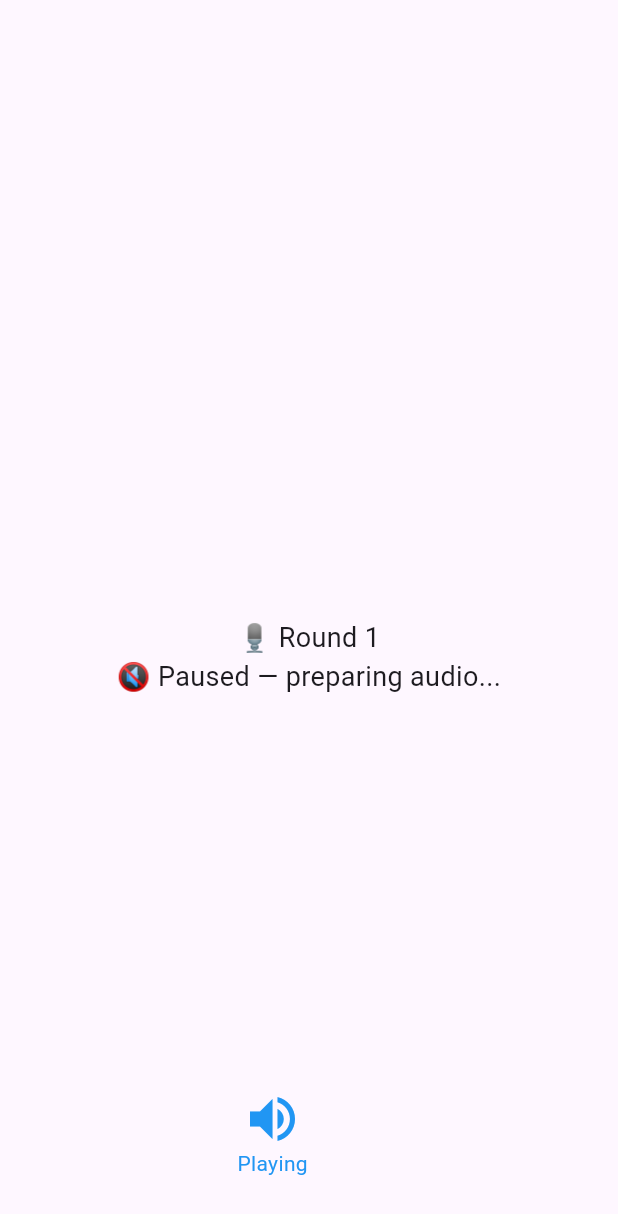
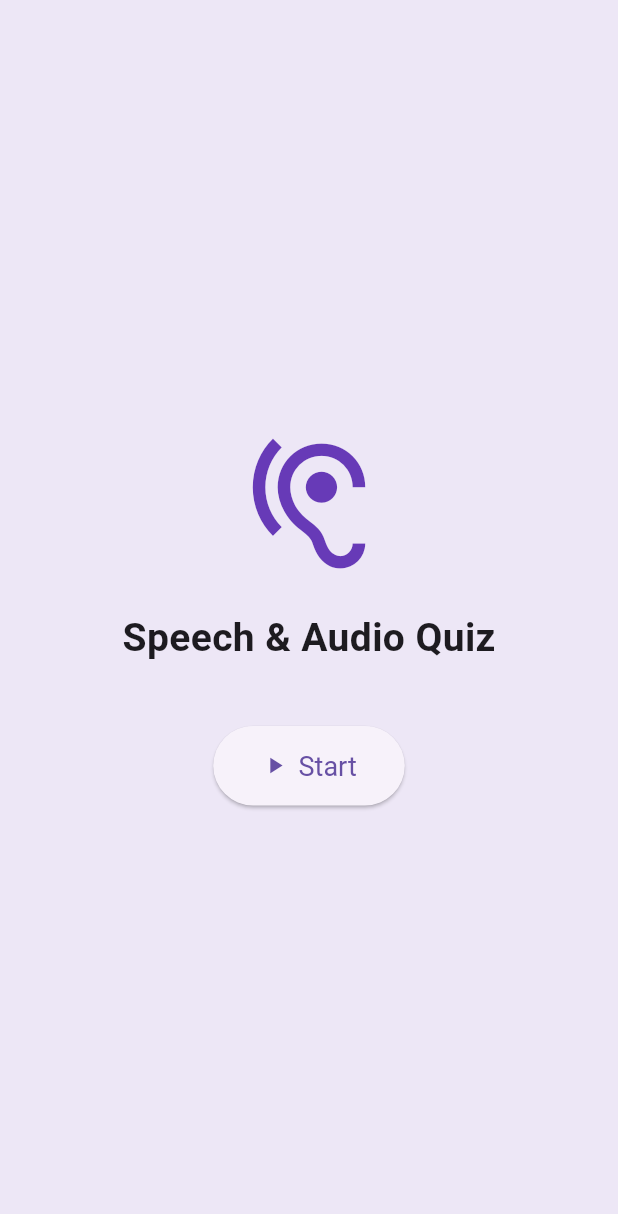
Before and after one commit to mihirm05/automatic_mic_test, a Flutter app: the screen it shows after launch, on a phone screen of 412 x 824 dp. Shown: the top 1214 px of the screen. Run offline on Flutter 3.47's test engine with Material 3 defaults, Android fonts, the phone set to English and light mode, and no system bars; our stand-ins replace audioplayers, speech_to_text.

Commit message:
added a launch button to force user interaction and avoid browser multimedia autoplay feature activation

```diff
--- a/lib/main.dart
+++ b/lib/main.dart
@@ -2,7 +2,47 @@ import 'package:flutter/material.dart';
 import 'package:speech_to_text/speech_to_text.dart' as stt;
 import 'package:audioplayers/audioplayers.dart';
 
-void main() => runApp(MaterialApp(home: MicAndTextApp()));
+void main() => runApp(MaterialApp(
+      debugShowCheckedModeBanner: false,
+      home: LaunchPage(),
+    ));
+
+class LaunchPage extends StatelessWidget {
+  @override
+  Widget build(BuildContext context) {
+    return Scaffold(
+      backgroundColor: Colors.deepPurple.shade50,
+      body: Center(
+        child: Column(
+          mainAxisAlignment: MainAxisAlignment.center,
+          children: [
+            Icon(Icons.hearing, size: 100, color: Colors.deepPurple),
+            const SizedBox(height: 20),
+            Text(
+              "Speech & Audio Quiz",
+              style: TextStyle(fontSize: 26, fontWeight: FontWeight.bold),
+            ),
+            const SizedBox(height: 40),
+            ElevatedButton.icon(
+              icon: Icon(Icons.play_arrow),
+              label: Text("Start"),
+              style: ElevatedButton.styleFrom(
+                padding: EdgeInsets.symmetric(horizontal: 32, vertical: 16),
+                textStyle: TextStyle(fontSize: 18),
+              ),
+              onPressed: () {
+                Navigator.pushReplacement(
+                  context,
+                  MaterialPageRoute(builder: (_) => MicAndTextApp()),
+                );
+              },
+            ),
+          ],
+        ),
+      ),
+    );
+  }
+}
 
 class MicAndTextApp extends StatefulWidget {
   @override
@@ -92,24 +132,20 @@ class _MicAndTextAppState extends State<MicAndTextApp>
     );
     await Future.delayed(const Duration(seconds: 6));
     await _speech.stop();
-  setState(() => _micOn = false);
-  _appendStatus('🔇 Paused — preparing audio...');
+    setState(() => _micOn = false);
+    _appendStatus('🔇 Paused — preparing audio...');
 
-  // Small delay to release mic before audio playback
-  await Future.delayed(Duration(milliseconds: 300));
+    // Small delay to release mic before audio playback
+    await Future.delayed(Duration(milliseconds: 900));
+    print('micOn flag: $_micOn');
 
-
-  try {
-    print('try playing audio');
-    await _audioPlayer.play(UrlSource('assets/audio/2R6KVMP1.mp3'));
-  } catch (e) {
-
-    _appendStatus('❌ Audio error: $e');
-}
-    _appendStatus('🔊 Playing audio...');
-
+    await _audioPlayer.play(AssetSource('audio/2R6KVMP1.mp3'));
     await Future.delayed(const Duration(seconds: 6));
     await _audioPlayer.stop();
+
+    // potential reason as to why the audioPlayer crashed: "assets/assets/audio" problem: https://developer.chrome.com/blog/autoplay/
+    // chrome and other web browsers require user interaction to play audio
+    // working solution: added a button to start the quiz, which acts as a user interaction
 
     // 3️⃣ Final 6s recording
     setState(() => _micOn = true);
@@ -134,7 +170,6 @@ class _MicAndTextAppState extends State<MicAndTextApp>
   }
 
   void _appendLiveSpeech() {
-    // Replace previous partial result
     _recognizedText = _recognizedText.replaceAll(
       RegExp(r'\n🗣 Recognized:.*'),
       '',
```
